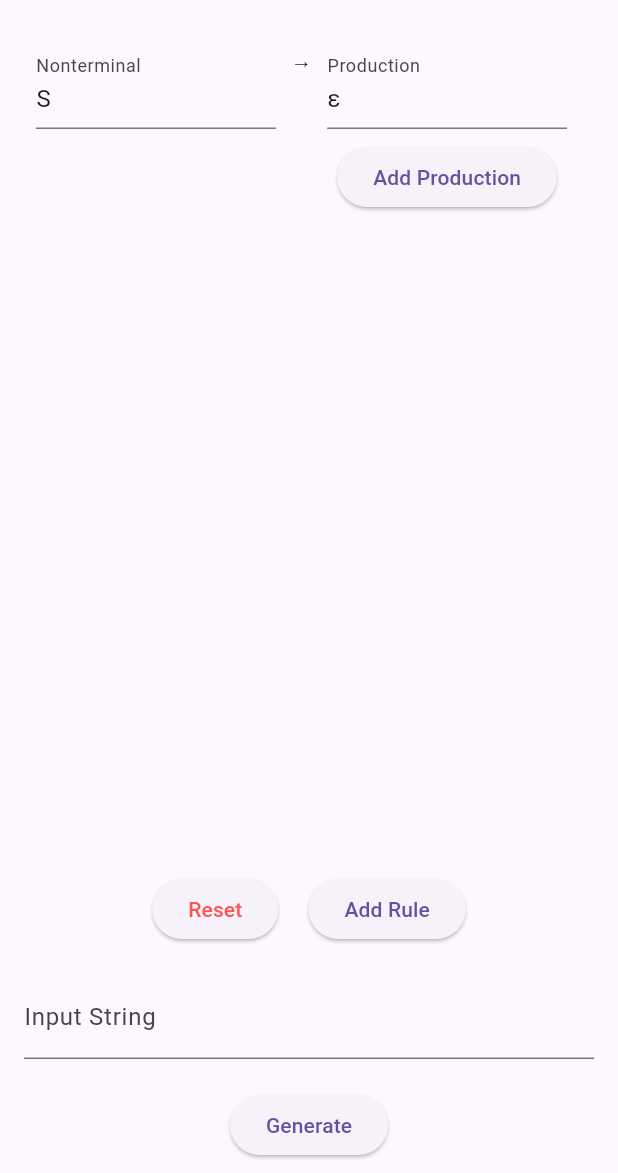
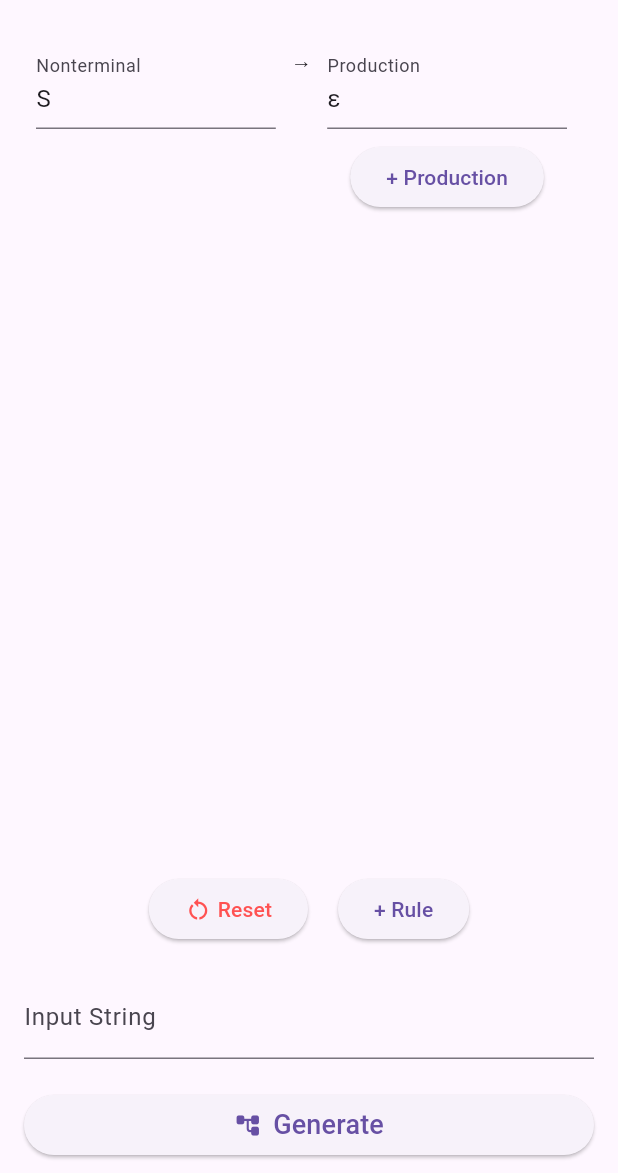
Before and after one commit to luizaki/cfg-parse-tree, a Flutter app: the screen it shows after launch, on a phone screen of 412 x 824 dp, the part 63-1236 px from its top. Run offline on Flutter 3.47's test engine with Material 3 defaults, Android fonts, the phone set to English and light mode, and no system bars; missing offline and left inert: graphview.

Commit message:
Added icons

```diff
--- a/lib/views/set_input.dart
+++ b/lib/views/set_input.dart
@@ -187,13 +187,21 @@ class SetInputState extends State<SetInput> {
                 children: [
                   ElevatedButton(
                     onPressed: resetRules,
-                    child: const Text('Reset',
-                    style: TextStyle(color: Colors.redAccent),),
+                    child: const Row(
+                      children: [
+                        Icon(Icons.restart_alt, color: Colors.redAccent),
+                        SizedBox(width: 4),
+                        Text(
+                          'Reset',
+                          style: TextStyle(color: Colors.redAccent),
+                        ),
+                      ],
+                    )
                   ),
                   const SizedBox(width: 20.0),
                   ElevatedButton(
                     onPressed: addRule,
-                    child: const Text('Add Rule'),
+                    child: const Text('+ Rule'),
                   ),
                 ],
               ),
@@ -206,9 +214,21 @@ class SetInputState extends State<SetInput> {
                 ),
               ),
               const SizedBox(height: 20.0),
-              ElevatedButton(
-                onPressed: generateTree,
-                child: const Text('Generate'),
+              SizedBox(
+                width: double
+                    .infinity, // This will make the button take the entire width
+                child: ElevatedButton(
+                  onPressed: generateTree,
+                  child: const Row(
+                    mainAxisAlignment: MainAxisAlignment.center,
+                    children: [
+                      Icon(Icons.account_tree_rounded),
+                      SizedBox(width: 8.0),
+                      Text('Generate',
+                      style: TextStyle(fontSize: 18)),
+                    ],
+                  ),
+                ),
               ),
             ]),
           ),
@@ -271,7 +291,7 @@ class _RuleInputState extends State<RuleInput> {
                   ),
                 ElevatedButton(
                   onPressed: widget.onAddProduction,
-                  child: const Text('Add Production'),
+                  child: const Text('+ Production'),
                 ),
               ],
             ),
@@ -279,7 +299,7 @@ class _RuleInputState extends State<RuleInput> {
           const SizedBox(width: 10),
           if (!widget.isFirstRule)
             IconButton(
-              icon: const Icon(Icons.delete, color: Colors.red),
+              icon: const Icon(Icons.delete, color: Colors.redAccent),
               onPressed: widget.onDelete,
               tooltip: 'Delete this rule',
             ),
```
